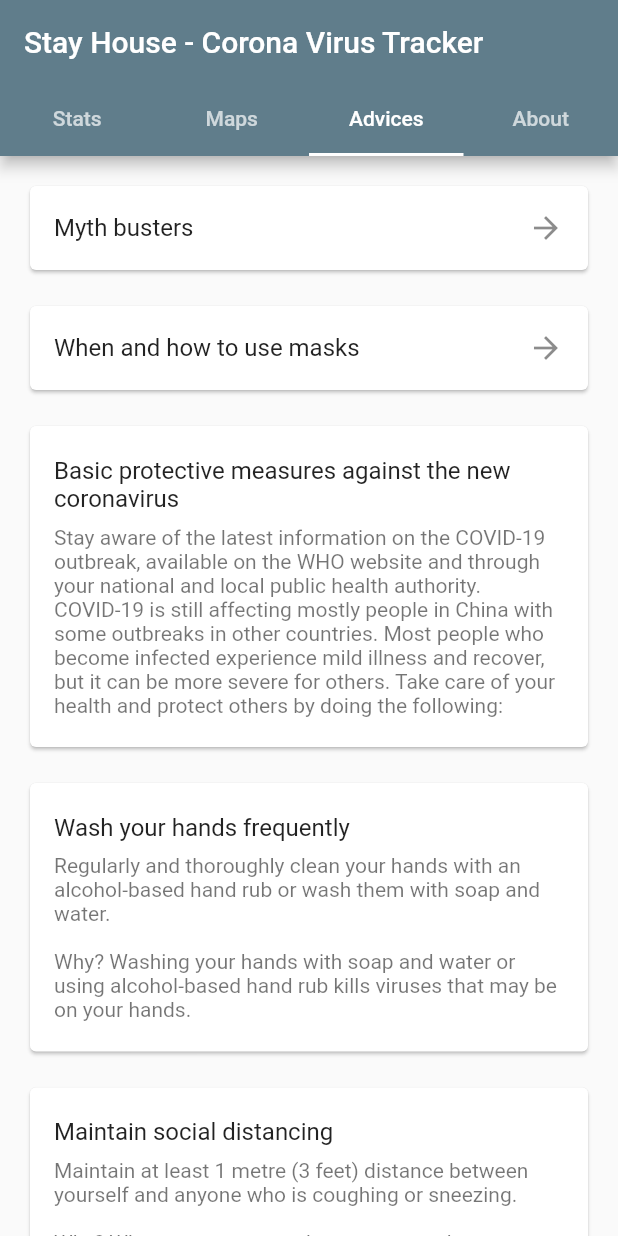
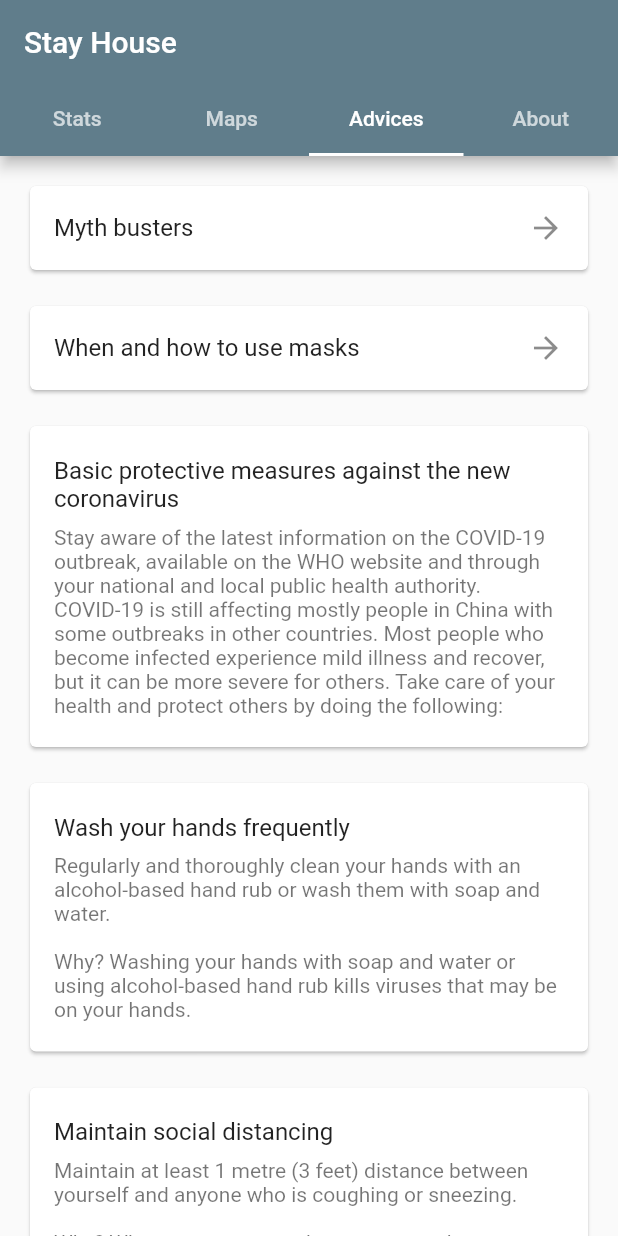
Before and after one commit to Ngoni-Sama/Covid-19-Tracker-menus, a Flutter app: the screen it shows after launch, tab 3 chosen, on a phone screen of 412 x 824 dp. Run offline on Flutter 3.47's test engine with Material 2 defaults, Android fonts, the phone set to English and light mode, and no system bars; our stand-ins replace charts_flutter, google_maps_flutter; missing offline and left inert: dart:html, google_maps; generated files the repository leaves out were written again; network calls fail.

Commit message:
update main.dart

```diff
--- a/lib/main.dart
+++ b/lib/main.dart
@@ -12,7 +12,7 @@ class MyApp extends StatelessWidget {
   @override
   Widget build(BuildContext context) {
     return MaterialApp(
-      title: 'Stay House - Corona Virus Tracker',
+      title: 'Stay House',
       theme: ThemeData(
         primarySwatch: Colors.blueGrey,
       ),
@@ -20,7 +20,7 @@ class MyApp extends StatelessWidget {
         length: 4,
         child: Scaffold(
           appBar: AppBar(
-            title: Text('Stay House - Corona Virus Tracker'),
+            title: Text('Stay House'),
             bottom: TabBar(
               tabs: <Widget>[
                 Tab(
```
